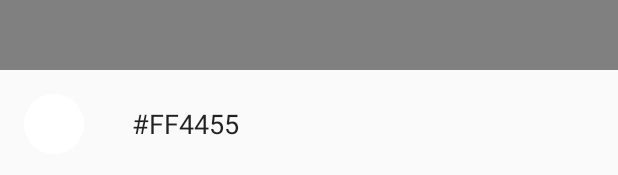
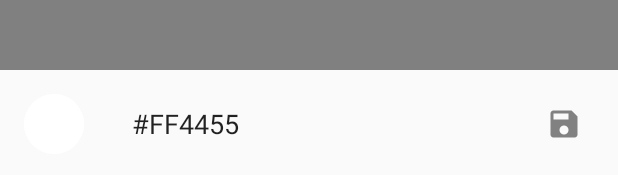
Before and after one commit to tvbarthel/CameraColorPicker, an Android app: the layout activity_color_picker.xml on its own in the app's theme, with its tools: preview values and no code run, on a phone screen of 412 x 824 dp. Shown: the part 1058-1233 px from the top of the screen. Run offline under Robolectric (Android 15) with nearby library versions, the phone set to English and light mode, and no system bars.

Commit message:
Add a save button

```diff
--- a/CameraColorPicker/app/src/main/res/layout/activity_color_picker.xml
+++ b/CameraColorPicker/app/src/main/res/layout/activity_color_picker.xml
@@ -45,15 +45,25 @@
             android:id="@+id/activity_color_picker_color_preview_text"
             android:layout_width="wrap_content"
             android:layout_height="match_parent"
-            android:layout_alignParentEnd="true"
-            android:layout_alignParentRight="true"
+
             android:layout_toEndOf="@+id/activity_color_picker_color_preview"
+            android:layout_toLeftOf="@+id/activity_color_picker_save_button"
             android:layout_toRightOf="@+id/activity_color_picker_color_preview"
+            android:layout_toStartOf="@+id/activity_color_picker_save_button"
             android:gravity="center_vertical"
             android:padding="16dp"
             android:textAppearance="?android:attr/textAppearanceMedium"
             android:textColor="@color/abc_primary_text_material_light"
             tools:text="#FF4455" />
+
+        <ImageButton
+            android:id="@+id/activity_color_picker_save_button"
+            android:layout_width="72dp"
+            android:layout_height="match_parent"
+            android:layout_alignParentEnd="true"
+            android:layout_alignParentRight="true"
+            android:background="?attr/selectableItemBackgroundBorderless"
+            android:src="@drawable/ic_save" />
 
     </RelativeLayout>
 
```
Also changed, not shown: CameraColorPicker/app/src/main/res/drawable-hdpi/ic_save.png (added), CameraColorPicker/app/src/main/res/drawable-mdpi/ic_save.png (added), CameraColorPicker/app/src/main/res/drawable-xhdpi/ic_save.png (added), CameraColorPicker/app/src/main/res/drawable-xxhdpi/ic_save.png (added).
